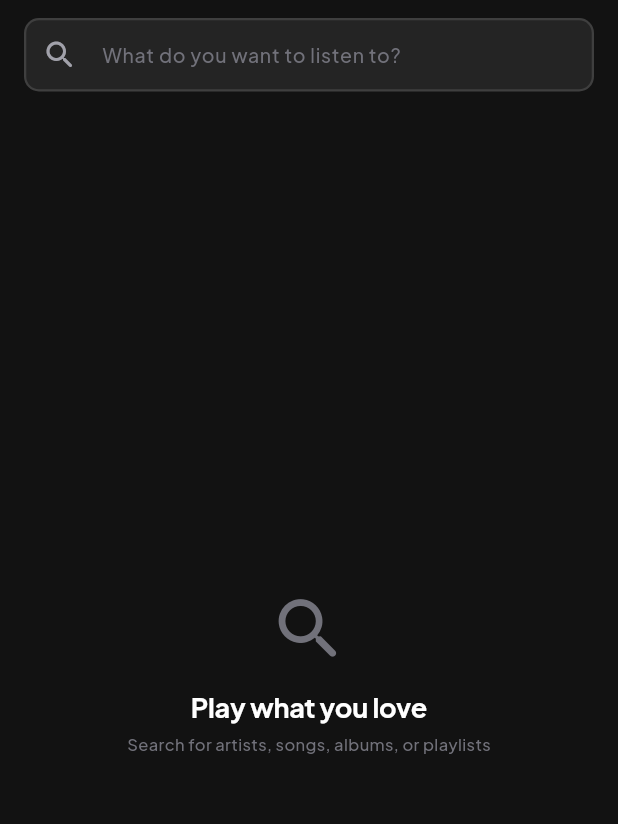
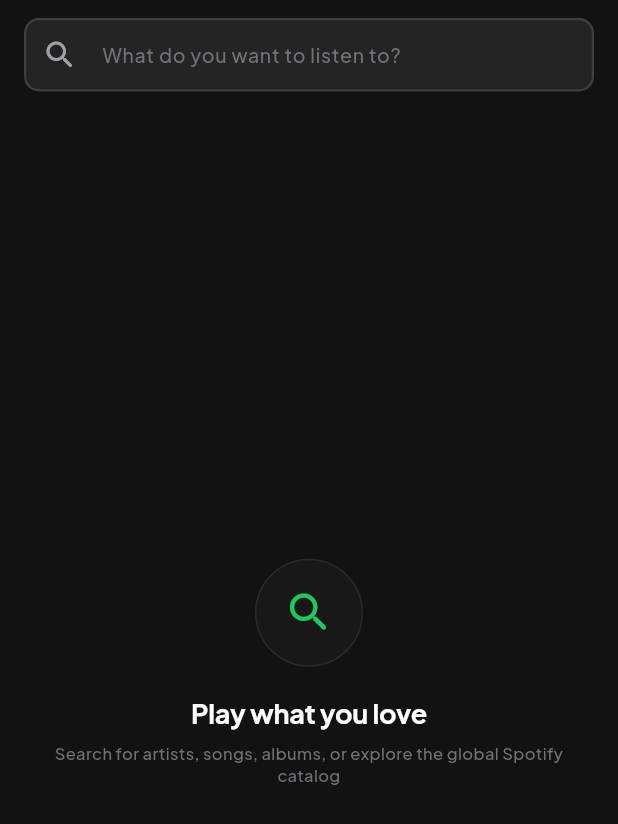
Before and after one commit to AGhaith/localspotify, a Flutter app: the SearchScreen screen opened directly, on a phone screen of 412 x 824 dp. Shown: the top 824 px of the screen. Run offline on Flutter 3.47's test engine with Material 3 defaults, Android fonts, the phone set to English and light mode, and no system bars; our stand-ins replace audio_service, cached_network_image, dio, google_fonts, just_audio, palette_generator and 1 more; missing offline and left inert: youtube_explode_dart; accounts and stored records are empty.

Commit message:
feat(search): show recent searches as dynamic suggestions when typing rather than empty chips

```diff
--- a/mobile_app/lib/data/repositories/music_repository.dart
+++ b/mobile_app/lib/data/repositories/music_repository.dart
@@ -398,6 +398,7 @@
 
   List<String> getRecentSearches() => _storageService.getRecentSearches();
   Future<void> addRecentSearch(String query) => _storageService.addRecentSearch(query);
+  Future<void> removeRecentSearch(String query) => _storageService.removeRecentSearch(query);
   Future<void> clearRecentSearches() => _storageService.clearRecentSearches();
 
   // ================= Spotify Playlist Import =================
--- a/mobile_app/lib/data/services/offline_storage_service.dart
+++ b/mobile_app/lib/data/services/offline_storage_service.dart
@@ -76,6 +76,12 @@
     if (list.length > 15) {
       list.removeRange(15, list.length);
     }
+    await _prefs.setStringList(_keyRecentSearches, list);
+  }
+
+  Future<void> removeRecentSearch(String query) async {
+    final list = getRecentSearches();
+    list.removeWhere((item) => item.toLowerCase() == query.trim().toLowerCase());
     await _prefs.setStringList(_keyRecentSearches, list);
   }
 
--- a/mobile_app/lib/state/music_provider.dart
+++ b/mobile_app/lib/state/music_provider.dart
@@ -296,6 +296,12 @@
     return track;
   }
 
+  Future<void> removeRecentSearch(String query) async {
+    await _musicRepository.removeRecentSearch(query);
+    _recentSearches = _musicRepository.getRecentSearches();
+    notifyListeners();
+  }
+
   Future<void> clearRecentSearches() async {
     await _musicRepository.clearRecentSearches();
     _recentSearches = [];
--- a/mobile_app/lib/ui/features/search/search_screen.dart
+++ b/mobile_app/lib/ui/features/search/search_screen.dart
@@ -23,6 +23,14 @@
   final _searchController = TextEditingController();
 
   @override
+  void initState() {
+    super.initState();
+    _searchController.addListener(() {
+      setState(() {});
+    });
+  }
+
+  @override
   void dispose() {
     _searchController.dispose();
     super.dispose();
@@ -38,6 +46,12 @@
   Widget build(BuildContext context) {
     final music = context.watch<MusicProvider>();
     final player = context.read<AudioPlayerProvider>();
+    final query = _searchController.text.trim();
+
+    // Compute dynamic suggestions matching recent searches
+    final matchingRecent = query.isNotEmpty
+        ? music.recentSearches.where((s) => s.toLowerCase().contains(query.toLowerCase())).toList()
+        : <String>[];
 
     return Scaffold(
       backgroundColor: AppColors.background,
@@ -68,15 +82,72 @@
               ),
             ),
 
-            // Results View
+            // Results / Suggestions View
             Expanded(
-              child: music.isSearching
-                  ? const Center(child: CircularProgressIndicator(color: AppColors.primary))
-                  : _searchController.text.isEmpty
-                      ? _buildEmptyOrRecentView(music)
+              child: query.isEmpty
+                  ? _buildEmptyView()
                   : CustomScrollView(
                       physics: const BouncingScrollPhysics(),
                       slivers: [
+                        if (music.isSearching)
+                          const SliverToBoxAdapter(
+                            child: LinearProgressIndicator(
+                              minHeight: 2.5,
+                              valueColor: AlwaysStoppedAnimation<Color>(AppColors.primary),
+                              backgroundColor: Colors.transparent,
+                            ),
+                          ),
+
+                        // Dynamic Search Suggestions
+                        if (matchingRecent.isNotEmpty) ...[
+                          SliverToBoxAdapter(
+                            child: Padding(
+                              padding: const EdgeInsets.fromLTRB(16, 8, 16, 4),
+                              child: Text(
+                                'SUGGESTIONS',
+                                style: AppTypography.labelSmall.copyWith(
+                                  color: AppColors.textMuted,
+                                  fontWeight: FontWeight.bold,
+                                  letterSpacing: 1.0,
+                                ),
+                              ),
+                            ),
+                          ),
+                          SliverList(
+                            delegate: SliverChildBuilderDelegate(
+                              (ctx, i) {
+                                final suggestion = matchingRecent[i];
+                                return _buildSuggestionTile(
+                                  text: suggestion,
+                                  query: query,
+                                  isHistory: true,
+                                  onTap: () {
+                                    HapticFeedback.selectionClick();
+                                    _triggerSearch(suggestion);
+                                  },
+                                  onFill: () {
+                                    _searchController.text = suggestion;
+                                    _searchController.selection = TextSelection.fromPosition(
+                                      TextPosition(offset: suggestion.length),
+                                    );
+                                    music.search(suggestion);
+                                  },
+                                  onRemove: () {
+                                    music.removeRecentSearch(suggestion);
+                                  },
+                                );
+                              },
+                              childCount: matchingRecent.length > 5 ? 5 : matchingRecent.length,
+                            ),
+                          ),
+                          const SliverToBoxAdapter(
+                            child: Padding(
+                              padding: EdgeInsets.symmetric(horizontal: 16),
+                              child: Divider(color: Colors.white10, height: 16),
+                            ),
+                          ),
+                        ],
+
                         // 1. Artists Section
                         if (music.searchArtists.isNotEmpty) ...[
                           SliverToBoxAdapter(
@@ -256,11 +327,11 @@
                                     height: 16,
                                     child: CircularProgressIndicator(strokeWidth: 2, color: AppColors.primary),
                                   )
-                                    else if (music.spotifySearchTracks.isEmpty && _searchController.text.isNotEmpty)
+                                else if (music.spotifySearchTracks.isEmpty && query.isNotEmpty)
                                   GestureDetector(
                                     onTap: () {
                                       HapticFeedback.lightImpact();
-                                          music.searchSpotify(_searchController.text);
+                                      music.searchSpotify(query);
                                     },
                                     child: Text(
                                       'Get More Results',
@@ -357,7 +428,7 @@
                               ),
                             ),
                           )
-                            else if (!music.isSearchingSpotify && music.searchTracks.isEmpty && _searchController.text.isNotEmpty)
+                        else if (!music.isSearchingSpotify && music.searchTracks.isEmpty && query.isNotEmpty)
                           SliverToBoxAdapter(
                             child: Padding(
                               padding: const EdgeInsets.all(24.0),
@@ -372,7 +443,7 @@
                                   label: const Text('Search Spotify Catalog for tracks'),
                                   onPressed: () {
                                     HapticFeedback.lightImpact();
-                                        music.searchSpotify(_searchController.text);
+                                    music.searchSpotify(query);
                                   },
                                 ),
                               ),
@@ -389,74 +460,115 @@
     );
   }
 
-  Widget _buildEmptyOrRecentView(MusicProvider music) {
-    if (music.recentSearches.isNotEmpty) {
-      return Padding(
-        padding: const EdgeInsets.symmetric(horizontal: 16),
-        child: Column(
-          crossAxisAlignment: CrossAxisAlignment.start,
+  Widget _buildSuggestionTile({
+    required String text,
+    required String query,
+    required bool isHistory,
+    required VoidCallback onTap,
+    required VoidCallback onFill,
+    VoidCallback? onRemove,
+  }) {
+    return ListTile(
+      dense: true,
+      contentPadding: const EdgeInsets.symmetric(horizontal: 16, vertical: 0),
+      leading: Icon(
+        isHistory ? Icons.history_rounded : Icons.search_rounded,
+        color: AppColors.textMuted,
+        size: 20,
+      ),
+      title: _buildHighlightedText(text, query),
+      trailing: Row(
+        mainAxisSize: MainAxisSize.min,
         children: [
-            Row(
-              mainAxisAlignment: MainAxisAlignment.spaceBetween,
-              children: [
-                Text('Recent Searches', style: AppTypography.titleMedium),
-                TextButton(
-                  onPressed: () {
-                    HapticFeedback.lightImpact();
-                    music.clearRecentSearches();
-                  },
-                  child: Text('Clear', style: AppTypography.bodySmall.copyWith(color: AppColors.primary)),
+          IconButton(
+            icon: const Icon(Icons.north_west_rounded, size: 18, color: AppColors.textMuted),
+            tooltip: 'Insert into search',
+            onPressed: onFill,
+          ),
+          if (onRemove != null)
+            IconButton(
+              icon: const Icon(Icons.close_rounded, size: 16, color: AppColors.textMuted),
+              tooltip: 'Remove',
+              onPressed: onRemove,
             ),
         ],
       ),
-            const SizedBox(height: 8),
-            Wrap(
-              spacing: 8,
-              runSpacing: 8,
-              children: music.recentSearches.map((query) {
-                return GestureDetector(
-                  onTap: () {
-                    HapticFeedback.selectionClick();
-                    _triggerSearch(query);
-                  },
-                  child: Container(
-                    padding: const EdgeInsets.symmetric(horizontal: 14, vertical: 8),
-                    decoration: BoxDecoration(
-                      color: AppColors.surface,
-                      borderRadius: BorderRadius.circular(20),
-                      border: Border.all(color: AppColors.border),
+      onTap: onTap,
+    );
+  }
+
+  Widget _buildHighlightedText(String text, String query) {
+    if (query.isEmpty) {
+      return Text(text, style: AppTypography.bodyMedium.copyWith(color: AppColors.textPrimary));
+    }
+
+    final lowerText = text.toLowerCase();
+    final lowerQuery = query.toLowerCase();
+    final index = lowerText.indexOf(lowerQuery);
+
+    if (index == -1) {
+      return Text(text, style: AppTypography.bodyMedium.copyWith(color: AppColors.textPrimary));
+    }
+
+    return RichText(
+      maxLines: 1,
+      overflow: TextOverflow.ellipsis,
+      text: TextSpan(
+        style: AppTypography.bodyMedium.copyWith(color: AppColors.textPrimary),
+        children: [
+          if (index > 0)
+            TextSpan(text: text.substring(0, index), style: const TextStyle(color: Colors.white70)),
+          TextSpan(
+            text: text.substring(index, index + query.length),
+            style: const TextStyle(color: AppColors.primary, fontWeight: FontWeight.bold),
           ),
-                    child: Row(
-                      mainAxisSize: MainAxisSize.min,
-                      children: [
-                        const Icon(Icons.history_rounded, size: 16, color: AppColors.textMuted),
-                        const SizedBox(width: 6),
-                        Text(query, style: AppTypography.bodySmall.copyWith(color: AppColors.textPrimary)),
-                      ],
-                    ),
-                  ),
-                );
-              }).toList(),
+          if (index + query.length < text.length)
+            TextSpan(
+              text: text.substring(index + query.length),
+              style: const TextStyle(color: Colors.white70),
             ),
         ],
       ),
     );
   }
 
+  Widget _buildEmptyView() {
     return Center(
+      child: SingleChildScrollView(
+        padding: const EdgeInsets.symmetric(horizontal: 32),
         child: Column(
           mainAxisAlignment: MainAxisAlignment.center,
           children: [
-          const Icon(
+            Container(
+              width: 72,
+              height: 72,
+              decoration: BoxDecoration(
+                color: AppColors.card,
+                shape: BoxShape.circle,
+                border: Border.all(color: Colors.white.withValues(alpha: 0.08)),
+              ),
+              child: const Center(
+                child: Icon(
                   Icons.search_rounded,
-            color: AppColors.textMuted,
-            size: 54,
+                  color: AppColors.primary,
+                  size: 34,
                 ),
-          const SizedBox(height: 12),
-          Text('Play what you love', style: AppTypography.titleLarge),
-          const SizedBox(height: 4),
-          Text('Search for artists, songs, albums, or playlists', style: AppTypography.bodySmall),
+              ),
+            ),
+            const SizedBox(height: 18),
+            Text(
+              'Play what you love',
+              style: AppTypography.titleLarge.copyWith(fontWeight: FontWeight.bold),
+              textAlign: TextAlign.center,
+            ),
+            const SizedBox(height: 6),
+            Text(
+              'Search for artists, songs, albums, or explore the global Spotify catalog',
+              style: AppTypography.bodySmall.copyWith(color: AppColors.textMuted, height: 1.4),
+              textAlign: TextAlign.center,
+            ),
           ],
+        ),
       ),
     );
   }
```
Lines whose indentation alone changed are shown as unchanged.
